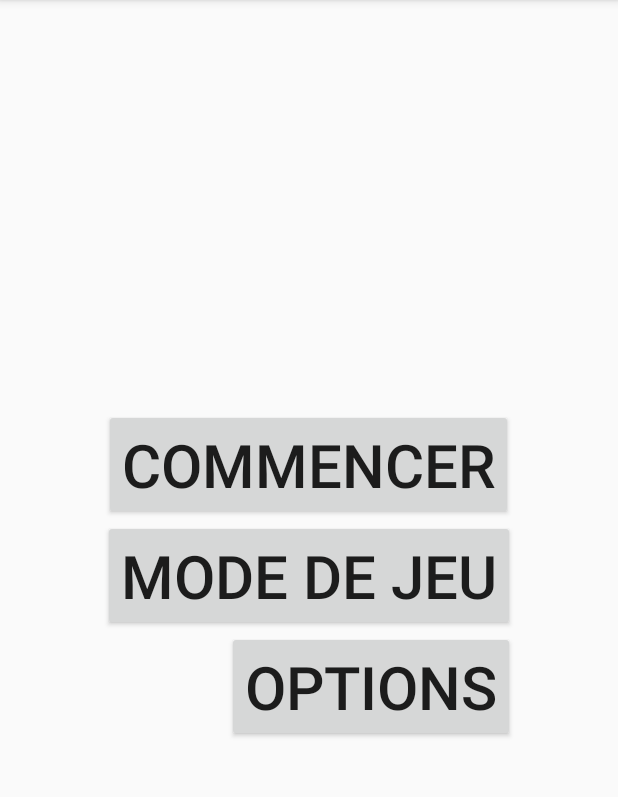
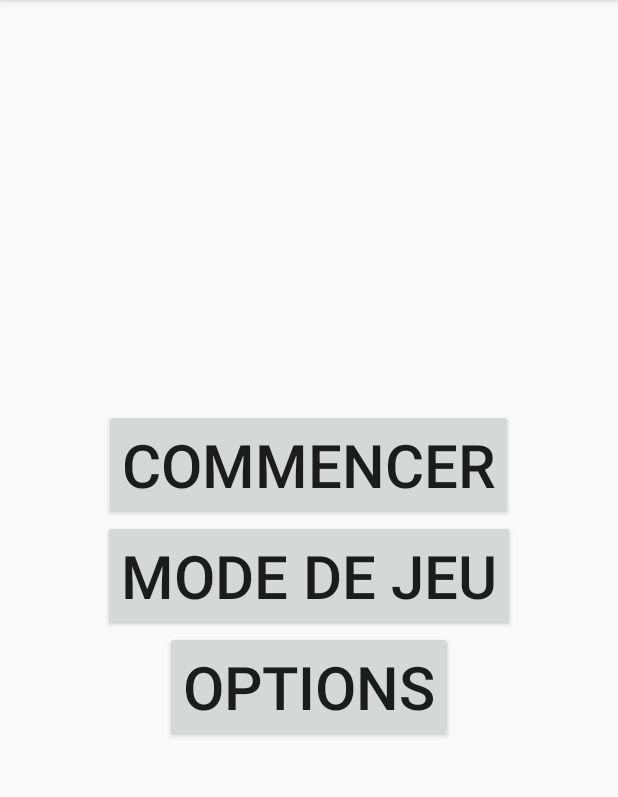
Before and after one commit to greenpumpkin/projetDevint, an Android app: the screen it shows after launch (MainActivity), on a phone screen of 412 x 824 dp, the part 84-881 px from its top. Run offline under Robolectric (Android 15) with nearby library versions, the light colour scheme and no system bars.

Commit message:
màj activity_main.xml

```diff
--- a/SpeedMemory/app/src/main/res/layout/activity_main.xml
+++ b/SpeedMemory/app/src/main/res/layout/activity_main.xml
@@ -23,8 +23,7 @@
         android:textAlignment="center"
         android:id="@+id/options"
         android:layout_below="@+id/modesDeJeu"
-        android:layout_alignRight="@+id/modesDeJeu"
-        android:layout_alignEnd="@+id/modesDeJeu" />
+        android:layout_centerHorizontal="true" />
 
     <Button
         android:layout_width="wrap_content"
```
